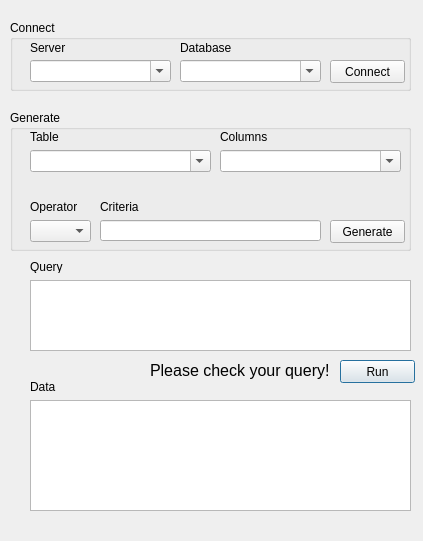
Old version of the form Smart_query_tool.ui in the repository sedatsever/Query-Tool.
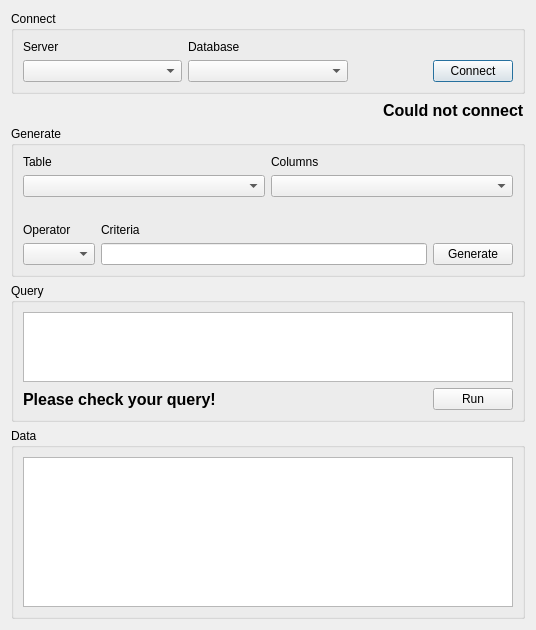
New version of the form.

Patch:
```diff
--- a/Smart_query_tool.ui
+++ b/Smart_query_tool.ui
@@ -6,8 +6,8 @@
    <rect>
     <x>0</x>
     <y>0</y>
-    <width>423</width>
-    <height>541</height>
+    <width>536</width>
+    <height>607</height>
    </rect>
   </property>
   <property name="mouseTracking">
@@ -16,313 +16,213 @@
   <property name="windowTitle">
    <string>Dialog</string>
   </property>
-  <widget class="QComboBox" name="server_combo">
-   <property name="geometry">
-    <rect>
-     <x>30</x>
-     <y>60</y>
-     <width>141</width>
-     <height>22</height>
-    </rect>
-   </property>
-   <property name="editable">
-    <bool>true</bool>
-   </property>
-  </widget>
-  <widget class="QLabel" name="label">
-   <property name="geometry">
-    <rect>
-     <x>30</x>
-     <y>40</y>
-     <width>61</width>
-     <height>16</height>
-    </rect>
-   </property>
-   <property name="text">
-    <string>Server</string>
-   </property>
-  </widget>
-  <widget class="QComboBox" name="table_combo">
-   <property name="geometry">
-    <rect>
-     <x>30</x>
-     <y>150</y>
-     <width>181</width>
-     <height>22</height>
-    </rect>
-   </property>
-   <property name="editable">
-    <bool>true</bool>
-   </property>
-  </widget>
-  <widget class="QLabel" name="label_2">
-   <property name="geometry">
-    <rect>
-     <x>30</x>
-     <y>130</y>
-     <width>47</width>
-     <height>13</height>
-    </rect>
-   </property>
-   <property name="text">
-    <string>Table</string>
-   </property>
-  </widget>
-  <widget class="QTextEdit" name="q_textEdit">
-   <property name="geometry">
-    <rect>
-     <x>30</x>
-     <y>280</y>
-     <width>381</width>
-     <height>71</height>
-    </rect>
-   </property>
-  </widget>
-  <widget class="QLabel" name="label_3">
-   <property name="geometry">
-    <rect>
-     <x>30</x>
-     <y>260</y>
-     <width>47</width>
-     <height>13</height>
-    </rect>
-   </property>
-   <property name="text">
-    <string>Query</string>
-   </property>
-  </widget>
-  <widget class="QLabel" name="label_4">
-   <property name="geometry">
-    <rect>
-     <x>220</x>
-     <y>130</y>
-     <width>47</width>
-     <height>13</height>
-    </rect>
-   </property>
-   <property name="text">
-    <string>Columns</string>
-   </property>
-  </widget>
-  <widget class="QLabel" name="label_5">
-   <property name="geometry">
-    <rect>
-     <x>30</x>
-     <y>380</y>
-     <width>47</width>
-     <height>13</height>
-    </rect>
-   </property>
-   <property name="text">
-    <string>Data</string>
-   </property>
-  </widget>
-  <widget class="QTableWidget" name="d_tableWidget">
-   <property name="geometry">
-    <rect>
-     <x>30</x>
-     <y>400</y>
-     <width>381</width>
-     <height>111</height>
-    </rect>
-   </property>
-   <property name="sortingEnabled">
-    <bool>true</bool>
-   </property>
-  </widget>
-  <widget class="QPushButton" name="run_button">
-   <property name="geometry">
-    <rect>
-     <x>340</x>
-     <y>360</y>
-     <width>75</width>
-     <height>23</height>
-    </rect>
-   </property>
-   <property name="text">
-    <string>Run</string>
-   </property>
-  </widget>
-  <widget class="QComboBox" name="operator_combo">
-   <property name="geometry">
-    <rect>
-     <x>30</x>
-     <y>220</y>
-     <width>61</width>
-     <height>22</height>
-    </rect>
-   </property>
-  </widget>
-  <widget class="QLabel" name="label_6">
-   <property name="geometry">
-    <rect>
-     <x>30</x>
-     <y>200</y>
-     <width>47</width>
-     <height>13</height>
-    </rect>
-   </property>
-   <property name="text">
-    <string>Operator</string>
-   </property>
-  </widget>
-  <widget class="QLineEdit" name="cr_lineEdit">
-   <property name="geometry">
-    <rect>
-     <x>100</x>
-     <y>220</y>
-     <width>221</width>
-     <height>21</height>
-    </rect>
-   </property>
-  </widget>
-  <widget class="QLabel" name="label_7">
-   <property name="geometry">
-    <rect>
-     <x>100</x>
-     <y>200</y>
-     <width>47</width>
-     <height>13</height>
-    </rect>
-   </property>
-   <property name="text">
-    <string>Criteria</string>
-   </property>
-  </widget>
-  <widget class="QGroupBox" name="groupBox">
-   <property name="geometry">
-    <rect>
-     <x>10</x>
-     <y>20</y>
-     <width>401</width>
-     <height>71</height>
-    </rect>
-   </property>
-   <property name="title">
-    <string>Connect</string>
-   </property>
-   <widget class="QComboBox" name="db_combo">
-    <property name="geometry">
-     <rect>
-      <x>170</x>
-      <y>40</y>
-      <width>141</width>
-      <height>22</height>
-     </rect>
-    </property>
-    <property name="editable">
-     <bool>true</bool>
-    </property>
-   </widget>
-   <widget class="QLabel" name="label_8">
-    <property name="geometry">
-     <rect>
-      <x>170</x>
-      <y>20</y>
-      <width>61</width>
-      <height>16</height>
-     </rect>
-    </property>
-    <property name="text">
-     <string>Database</string>
-    </property>
-   </widget>
-   <zorder>db_combo</zorder>
-   <zorder>label_8</zorder>
-   <zorder>table_combo</zorder>
-  </widget>
-  <widget class="QPushButton" name="connect_button">
-   <property name="geometry">
-    <rect>
-     <x>330</x>
-     <y>60</y>
-     <width>75</width>
-     <height>23</height>
-    </rect>
-   </property>
-   <property name="text">
-    <string>Connect</string>
-   </property>
-  </widget>
-  <widget class="QComboBox" name="columns_combo">
-   <property name="geometry">
-    <rect>
-     <x>220</x>
-     <y>150</y>
-     <width>181</width>
-     <height>22</height>
-    </rect>
-   </property>
-   <property name="editable">
-    <bool>true</bool>
-   </property>
-  </widget>
-  <widget class="QGroupBox" name="groupBox_2">
-   <property name="geometry">
-    <rect>
-     <x>10</x>
-     <y>110</y>
-     <width>401</width>
-     <height>141</height>
-    </rect>
-   </property>
-   <property name="title">
-    <string>Generate</string>
-   </property>
-  </widget>
-  <widget class="QPushButton" name="generate_button">
-   <property name="geometry">
-    <rect>
-     <x>330</x>
-     <y>220</y>
-     <width>75</width>
-     <height>23</height>
-    </rect>
-   </property>
-   <property name="text">
-    <string>Generate</string>
-   </property>
-  </widget>
-  <widget class="QLabel" name="error_label">
-   <property name="geometry">
-    <rect>
-     <x>150</x>
-     <y>360</y>
-     <width>211</width>
-     <height>20</height>
-    </rect>
-   </property>
-   <property name="font">
-    <font>
-     <pointsize>12</pointsize>
-     <weight>50</weight>
-     <bold>false</bold>
-    </font>
-   </property>
-   <property name="text">
-    <string>Please check your query!</string>
-   </property>
-  </widget>
-  <zorder>groupBox_2</zorder>
-  <zorder>groupBox</zorder>
-  <zorder>server_combo</zorder>
-  <zorder>label</zorder>
-  <zorder>table_combo</zorder>
-  <zorder>label_2</zorder>
-  <zorder>q_textEdit</zorder>
-  <zorder>label_3</zorder>
-  <zorder>label_4</zorder>
-  <zorder>label_5</zorder>
-  <zorder>d_tableWidget</zorder>
-  <zorder>run_button</zorder>
-  <zorder>operator_combo</zorder>
-  <zorder>label_6</zorder>
-  <zorder>cr_lineEdit</zorder>
-  <zorder>label_7</zorder>
-  <zorder>connect_button</zorder>
-  <zorder>columns_combo</zorder>
-  <zorder>generate_button</zorder>
-  <zorder>error_label</zorder>
+  <layout class="QVBoxLayout" name="verticalLayout">
+   <item>
+    <widget class="QGroupBox" name="groupBox">
+     <property name="title">
+      <string>Connect</string>
+     </property>
+     <layout class="QGridLayout" name="gridLayout">
+      <item row="0" column="0">
+       <widget class="QLabel" name="label">
+        <property name="text">
+         <string>Server</string>
+        </property>
+       </widget>
+      </item>
+      <item row="0" column="1">
+       <widget class="QLabel" name="label_2">
+        <property name="text">
+         <string>Database</string>
+        </property>
+       </widget>
+      </item>
+      <item row="1" column="2" alignment="Qt::AlignRight">
+       <widget class="QPushButton" name="connect_button">
+        <property name="text">
+         <string>Connect</string>
+        </property>
+       </widget>
+      </item>
+      <item row="1" column="1">
+       <widget class="QComboBox" name="db_combo"/>
+      </item>
+      <item row="1" column="0">
+       <widget class="QComboBox" name="server_combo"/>
+      </item>
+     </layout>
+    </widget>
+   </item>
+   <item>
+    <layout class="QHBoxLayout" name="horizontalLayout_3">
+     <item>
+      <spacer name="horizontalSpacer_2">
+       <property name="orientation">
+        <enum>Qt::Horizontal</enum>
+       </property>
+       <property name="sizeHint" stdset="0">
+        <size>
+         <width>40</width>
+         <height>20</height>
+        </size>
+       </property>
+      </spacer>
+     </item>
+     <item>
+      <widget class="QLabel" name="cnxn_error_label">
+       <property name="font">
+        <font>
+         <pointsize>12</pointsize>
+         <weight>75</weight>
+         <bold>true</bold>
+        </font>
+       </property>
+       <property name="text">
+        <string>Could not connect</string>
+       </property>
+      </widget>
+     </item>
+    </layout>
+   </item>
+   <item>
+    <widget class="QGroupBox" name="groupBox_2">
+     <property name="title">
+      <string>Generate</string>
+     </property>
+     <layout class="QVBoxLayout" name="verticalLayout_2">
+      <item>
+       <layout class="QGridLayout" name="gridLayout_2">
+        <item row="1" column="0">
+         <widget class="QComboBox" name="table_combo"/>
+        </item>
+        <item row="1" column="1">
+         <widget class="QComboBox" name="columns_combo"/>
+        </item>
+        <item row="0" column="0">
+         <widget class="QLabel" name="label_3">
+          <property name="text">
+           <string>Table</string>
+          </property>
+         </widget>
+        </item>
+        <item row="0" column="1">
+         <widget class="QLabel" name="label_5">
+          <property name="text">
+           <string>Columns</string>
+          </property>
+         </widget>
+        </item>
+       </layout>
+      </item>
+      <item>
+       <spacer name="horizontalSpacer">
+        <property name="orientation">
+         <enum>Qt::Horizontal</enum>
+        </property>
+        <property name="sizeHint" stdset="0">
+         <size>
+          <width>40</width>
+          <height>20</height>
+         </size>
+        </property>
+       </spacer>
+      </item>
+      <item>
+       <layout class="QGridLayout" name="gridLayout_3">
+        <item row="0" column="0">
+         <widget class="QLabel" name="label_6">
+          <property name="text">
+           <string>Operator</string>
+          </property>
+         </widget>
+        </item>
+        <item row="0" column="1">
+         <widget class="QLabel" name="label_7">
+          <property name="text">
+           <string>Criteria</string>
+          </property>
+         </widget>
+        </item>
+        <item row="1" column="1">
+         <widget class="QLineEdit" name="cr_lineEdit"/>
+        </item>
+        <item row="1" column="0">
+         <widget class="QComboBox" name="operator_combo"/>
+        </item>
+        <item row="1" column="2">
+         <widget class="QPushButton" name="generate_button">
+          <property name="text">
+           <string>Generate</string>
+          </property>
+         </widget>
+        </item>
+       </layout>
+      </item>
+     </layout>
+     <zorder>horizontalSpacer</zorder>
+    </widget>
+   </item>
+   <item>
+    <widget class="QGroupBox" name="groupBox_3">
+     <property name="title">
+      <string>Query</string>
+     </property>
+     <layout class="QVBoxLayout" name="verticalLayout_4">
+      <item>
+       <widget class="QTextEdit" name="q_textEdit"/>
+      </item>
+      <item>
+       <layout class="QHBoxLayout" name="horizontalLayout_4">
+        <item>
+         <layout class="QHBoxLayout" name="horizontalLayout_2">
+          <item>
+           <widget class="QLabel" name="qry_error_label">
+            <property name="font">
+             <font>
+              <pointsize>12</pointsize>
+              <weight>75</weight>
+              <bold>true</bold>
+             </font>
+            </property>
+            <property name="text">
+             <string>Please check your query!</string>
+            </property>
+           </widget>
+          </item>
+         </layout>
+        </item>
+        <item alignment="Qt::AlignRight">
+         <widget class="QPushButton" name="run_button">
+          <property name="text">
+           <string>Run</string>
+          </property>
+         </widget>
+        </item>
+       </layout>
+      </item>
+     </layout>
+    </widget>
+   </item>
+   <item>
+    <widget class="QGroupBox" name="groupBox_4">
+     <property name="title">
+      <string>Data</string>
+     </property>
+     <layout class="QVBoxLayout" name="verticalLayout_5">
+      <item>
+       <widget class="QTableWidget" name="d_tableWidget">
+        <property name="minimumSize">
+         <size>
+          <width>0</width>
+          <height>150</height>
+         </size>
+        </property>
+       </widget>
+      </item>
+     </layout>
+    </widget>
+   </item>
+  </layout>
  </widget>
  <resources/>
  <connections/>
```
